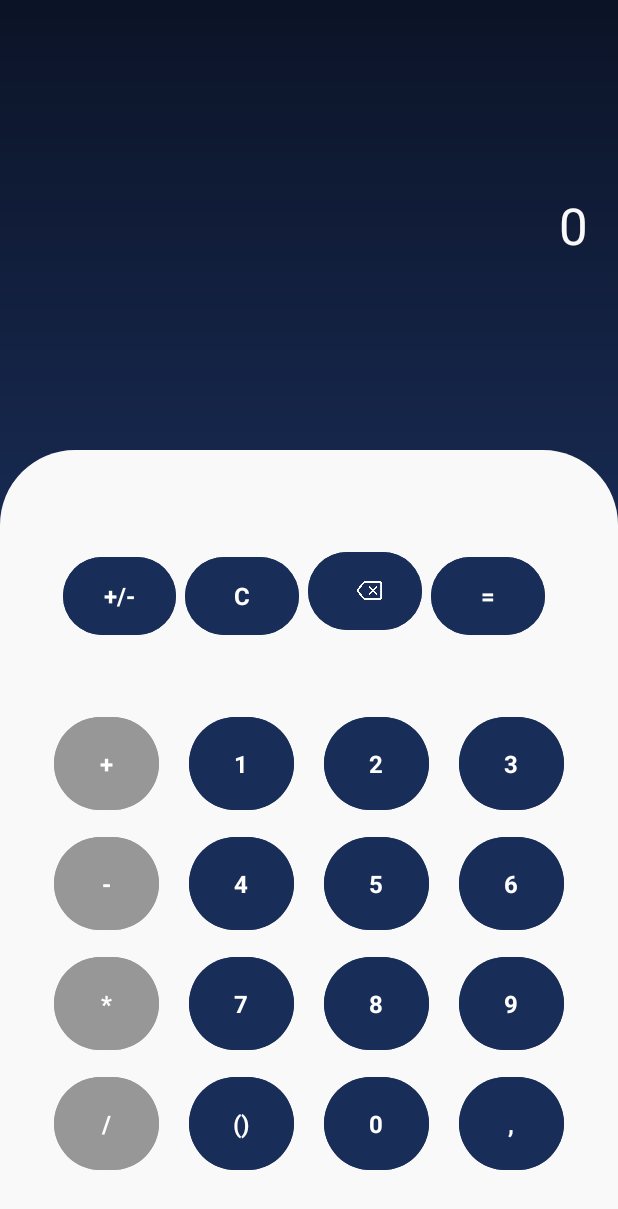
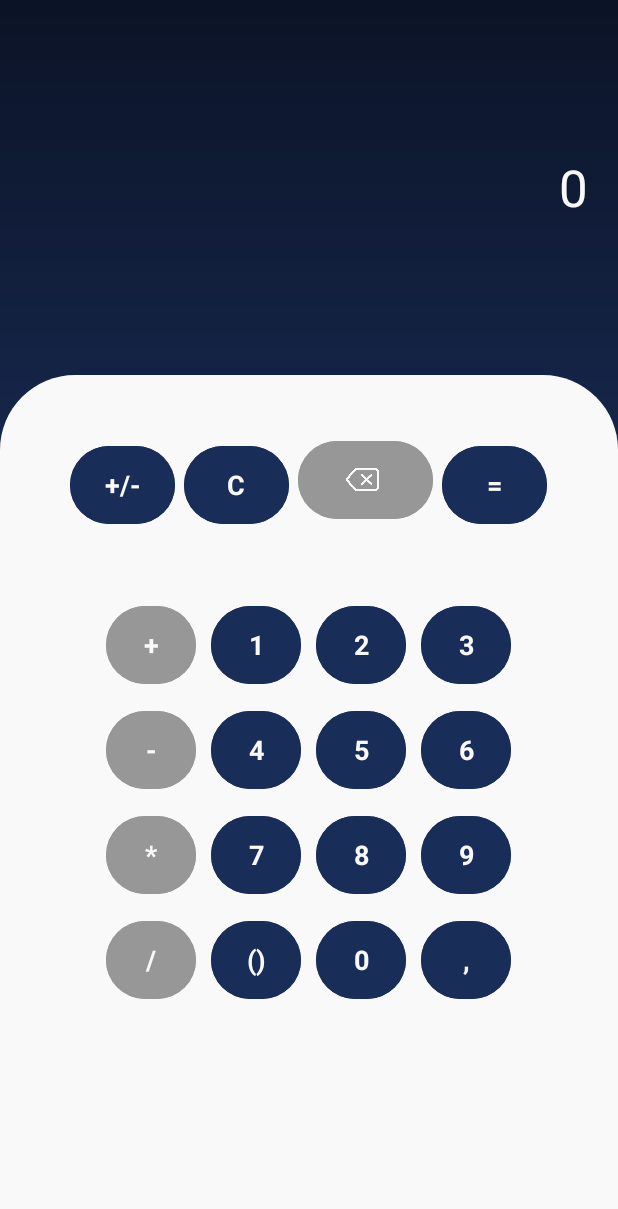
Before and after one commit to jaqp1/Calculator, an Android app: the screen it shows after launch (MainActivity), on a phone screen of 412 x 824 dp. Shown: the top 1209 px of the screen. Run offline under Robolectric (Android 15) with nearby library versions, the phone set to English and light mode, and no system bars; Roboto replaces fonts that are not available here.

Commit message:
Build v2.2

```diff
--- a/app/src/main/java/com/example/first_mobile_app/MainActivity.kt
+++ b/app/src/main/java/com/example/first_mobile_app/MainActivity.kt
@@ -108,6 +108,9 @@ class MainActivity : AppCompatActivity() {
         bbackref.setOnClickListener{
             backSpace()
         }
+        bprzecref.setOnClickListener{
+            dodajWartosc(bprzecref);
+        }
 
 
 
--- a/app/src/main/res/layout/activity_main.xml
+++ b/app/src/main/res/layout/activity_main.xml
@@ -11,7 +11,7 @@
     <TextView
         android:id="@+id/numberField"
         android:layout_width="0dp"
-        android:layout_height="300dp"
+        android:layout_height="250dp"
         android:layout_marginStart="20dp"
         android:layout_marginEnd="20dp"
         android:backgroundTint="#8E9DE2"
@@ -36,26 +36,20 @@
         android:paddingTop="40dp"
         app:layout_constraintBottom_toBottomOf="parent"
         app:layout_constraintEnd_toEndOf="parent"
+        app:layout_constraintHorizontal_bias="0.0"
         app:layout_constraintStart_toStartOf="parent"
-        app:layout_constraintTop_toBottomOf="@+id/numberField">
+        app:layout_constraintTop_toBottomOf="@+id/numberField"
+        app:layout_constraintVertical_bias="0.0">
 
-        <LinearLayout
+        <TableRow
             android:id="@+id/linearLayout"
-            android:layout_width="375dp"
-            android:layout_height="110dp"
-            android:layout_gravity="center"
-            android:layout_marginBottom="24dp"
-            android:padding="24dp"
-            app:flow_horizontalAlign="center"
-            app:flow_verticalAlign="center"
-            app:layout_constraintBottom_toTopOf="@+id/tableRow3"
-            app:layout_constraintEnd_toEndOf="parent"
-            app:layout_constraintStart_toStartOf="parent"
-            app:layout_constraintTop_toBottomOf="@+id/numberField">
+            android:layout_width="wrap_content"
+            android:layout_height="wrap_content"
+            android:layout_gravity="center">
 
             <Button
                 android:id="@+id/buttonPlusMinus"
-                android:layout_width="50dp"
+                android:layout_width="70dp"
                 android:layout_height="60dp"
                 android:layout_marginLeft="6dp"
                 android:layout_marginEnd="6dp"
@@ -63,15 +57,18 @@
                 android:height="48dp"
                 android:backgroundTint="#192D59"
                 android:fontFamily="@font/michroma"
+                android:padding="0dp"
                 android:text="+/-"
+                android:textAlignment="center"
+                android:textColor="#F9F9F9"
                 android:textColorHint="#192D59"
                 android:textColorLink="#FFFFFF"
-                android:textSize="16sp"
+                android:textSize="18sp"
                 android:textStyle="bold" />
 
             <Button
                 android:id="@+id/buttonC"
-                android:layout_width="50dp"
+                android:layout_width="70dp"
                 android:layout_height="60dp"
                 android:layout_marginLeft="6dp"
                 android:layout_marginEnd="6dp"
@@ -79,55 +76,63 @@
                 android:height="48dp"
                 android:backgroundTint="#192D59"
                 android:fontFamily="@font/michroma"
+                android:padding="0dp"
                 android:text="C"
+                android:textColor="#F9F9F9"
                 android:textColorHint="#192D59"
                 android:textColorLink="#FFFFFF"
-                android:textSize="16sp"
+                android:textSize="18sp"
                 android:textStyle="bold" />
 
             <Button
                 android:id="@+id/buttonBack"
-                android:layout_width="50dp"
+                android:layout_width="90dp"
                 android:layout_height="60dp"
                 android:layout_marginLeft="6dp"
                 android:layout_marginEnd="6dp"
                 android:layout_weight="1"
                 android:height="48dp"
-                android:backgroundTint="#192D59"
+                android:backgroundTint="#979797"
                 android:drawableStart="@drawable/backspace"
                 android:paddingLeft="32dp"
                 android:paddingRight="6dp"
                 android:textAlignment="viewStart"
-                android:textColorHint="#192D59"
+                android:textColor="#F9F9F9"
+                android:textColorHint="#F9F9F9"
                 android:textColorLink="#FFFFFF"
-                android:textSize="24sp"
+                android:textSize="26dp"
                 android:textStyle="bold"
                 app:icon="@drawable/backspace"
-                app:iconPadding="0dp" />
+                app:iconPadding="0dp"
+                app:iconSize="22dp"
+                app:iconTint="#F9F9F9" />
 
             <Button
                 android:id="@+id/buttonRow"
-                android:layout_width="50dp"
+                android:layout_width="70dp"
                 android:layout_height="60dp"
                 android:layout_marginLeft="6dp"
-                android:layout_marginEnd="6dp"
+                android:layout_marginEnd="0dp"
                 android:layout_weight="1"
                 android:height="48dp"
                 android:backgroundTint="#192D59"
                 android:fontFamily="@font/michroma"
+                android:padding="0dp"
                 android:text="="
+                android:textAlignment="center"
+                android:textColor="#F9F9F9"
                 android:textColorHint="#192D59"
                 android:textColorLink="#FFFFFF"
-                android:textSize="16dp"
+                android:textSize="18sp"
                 android:textStyle="bold" />
-
-        </LinearLayout>
+        </TableRow>
 
         <TableRow
             android:id="@+id/tableRow3"
             android:layout_width="wrap_content"
             android:layout_height="wrap_content"
             android:layout_gravity="center"
+            android:layout_marginTop="50dp"
             android:layout_marginBottom="10dp"
             android:orientation="vertical"
             android:padding="0dp"
@@ -138,24 +143,26 @@
 
             <Button
                 android:id="@+id/buttonPlus"
-                android:layout_width="70dp"
-                android:layout_height="70dp"
-                android:layout_marginStart="10dp"
+                android:layout_width="60dp"
+                android:layout_height="60dp"
+                android:layout_marginStart="0dp"
                 android:layout_marginTop="0dp"
                 android:layout_marginEnd="10dp"
                 android:layout_marginBottom="0dp"
                 android:backgroundTint="#979797"
                 android:fontFamily="@font/michroma"
+                android:padding="0dp"
                 android:text="+"
+                android:textColor="#F9F9F9"
                 android:textColorLink="#FFFFFF"
-                android:textSize="16sp"
+                android:textSize="18sp"
                 android:textStyle="bold" />
 
             <Button
                 android:id="@+id/button1"
-                android:layout_width="70dp"
-                android:layout_height="70dp"
-                android:layout_marginStart="10dp"
+                android:layout_width="60dp"
+                android:layout_height="60dp"
+                android:layout_marginStart="0dp"
                 android:layout_marginTop="0dp"
                 android:layout_marginEnd="10dp"
                 android:layout_marginBottom="0dp"
@@ -163,43 +170,53 @@
                 android:fontFamily="@font/michroma"
                 android:maxWidth="60dp"
                 android:minWidth="60dp"
+                android:padding="0dp"
                 android:text="1"
+                android:textColor="#F9F9F9"
                 android:textColorLink="#FFFFFF"
-                android:textSize="16sp"
+                android:textSize="18sp"
                 android:textStyle="bold" />
 
             <Button
                 android:id="@+id/button2"
-                android:layout_width="70dp"
-                android:layout_height="70dp"
-                android:layout_marginStart="10dp"
+                android:layout_width="60dp"
+                android:layout_height="60dp"
+                android:layout_gravity="center"
+                android:layout_marginStart="0dp"
                 android:layout_marginTop="0dp"
                 android:layout_marginEnd="10dp"
                 android:layout_marginBottom="0dp"
                 android:backgroundTint="#192D59"
                 android:fontFamily="@font/michroma"
+                android:gravity="center"
+                android:lineSpacingExtra="20sp"
                 android:maxWidth="60dp"
                 android:minWidth="60dp"
+                android:padding="0dp"
                 android:text="2"
+                android:textAlignment="center"
+                android:textColor="#F9F9F9"
                 android:textColorLink="#FFFFFF"
-                android:textSize="16sp"
+                android:textSize="18sp"
                 android:textStyle="bold" />
 
             <Button
                 android:id="@+id/button3"
-                android:layout_width="70dp"
-                android:layout_height="70dp"
-                android:layout_marginStart="10dp"
+                android:layout_width="60dp"
+                android:layout_height="60dp"
+                android:layout_marginStart="0dp"
                 android:layout_marginTop="0dp"
-                android:layout_marginEnd="10dp"
+                android:layout_marginEnd="0dp"
                 android:layout_marginBottom="0dp"
                 android:backgroundTint="#192D59"
                 android:fontFamily="@font/michroma"
                 android:maxWidth="60dp"
                 android:minWidth="60dp"
+                android:padding="0dp"
                 android:text="3"
+                android:textColor="#F9F9F9"
                 android:textColorLink="#FFFFFF"
-                android:textSize="16sp"
+                android:textSize="18sp"
                 android:textStyle="bold" />
         </TableRow>
 
@@ -217,62 +234,70 @@
 
             <Button
                 android:id="@+id/buttonMin"
-                android:layout_width="70dp"
-                android:layout_height="70dp"
-                android:layout_marginStart="10dp"
+                android:layout_width="60dp"
+                android:layout_height="60dp"
+                android:layout_marginStart="0dp"
                 android:layout_marginTop="0dp"
                 android:layout_marginEnd="10dp"
                 android:layout_marginBottom="0dp"
                 android:backgroundTint="#979797"
                 android:fontFamily="@font/michroma"
+                android:padding="0dp"
                 android:text="-"
+                android:textColor="#F9F9F9"
                 android:textColorLink="#FFFFFF"
-                android:textSize="16sp"
+                android:textSize="18sp"
                 android:textStyle="bold" />
 
             <Button
                 android:id="@+id/button4"
-                android:layout_width="70dp"
-                android:layout_height="70dp"
-                android:layout_marginStart="10dp"
+                android:layout_width="60dp"
+                android:layout_height="60dp"
+                android:layout_marginStart="0dp"
                 android:layout_marginTop="0dp"
                 android:layout_marginEnd="10dp"
                 android:layout_marginBottom="0dp"
                 android:backgroundTint="#192D59"
                 android:fontFamily="@font/michroma"
+                android:padding="0dp"
                 android:text="4"
+                android:textColor="#F9F9F9"
                 android:textColorLink="#FFFFFF"
-                android:textSize="16sp"
+                android:textSize="18sp"
                 android:textStyle="bold" />
 
             <Button
                 android:id="@+id/button5"
-                android:layout_width="70dp"
-                android:layout_height="70dp"
-                android:layout_marginStart="10dp"
+                android:layout_width="60dp"
+                android:layout_height="60dp"
+                android:layout_marginStart="0dp"
                 android:layout_marginTop="0dp"
                 android:layout_marginEnd="10dp"
                 android:layout_marginBottom="0dp"
                 android:backgroundTint="#192D59"
                 android:fontFamily="@font/michroma"
+                android:padding="0dp"
                 android:text="5"
+                android:textColor="#F9F9F9"
                 android:textColorLink="#FFFFFF"
-                android:textSize="16sp"
+                android:textSize="18sp"
                 android:textStyle="bold" />
 
             <Button
                 android:id="@+id/button6"
-                android:layout_width="70dp"
-                android:layout_height="70dp"
-                android:layout_marginStart="10dp"
+                android:layout_width="60dp"
+                android:layout_height="60dp"
+                android:layout_marginStart="0dp"
                 android:layout_marginTop="0dp"
-                android:layout_marginEnd="10dp"
+                android:layout_marginEnd="0dp"
                 android:layout_marginBottom="0dp"
                 android:backgroundTint="#192D59"
                 android:fontFamily="@font/michroma"
+                android:padding="0dp"
                 android:text="6"
+                android:textColor="#F9F9F9"
                 android:textColorLink="#FFFFFF"
-                android:textSize="16sp"
+                android:textSize="18sp"
                 android:textStyle="bold" />
         </TableRow>
 
@@ -290,62 +315,70 @@
 
             <Button
                 android:id="@+id/buttonRazy"
-                android:layout_width="70dp"
-                android:layout_height="70dp"
-                android:layout_marginStart="10dp"
+                android:layout_width="60dp"
+                android:layout_height="60dp"
+                android:layout_marginStart="0dp"
                 android:layout_marginTop="0dp"
                 android:layout_marginEnd="10dp"
                 android:layout_marginBottom="0dp"
                 android:backgroundTint="#979797"
                 android:fontFamily="@font/michroma"
+                android:padding="0dp"
                 android:text="*"
+                android:textColor="#F9F9F9"
                 android:textColorLink="#FFFFFF"
-                android:textSize="16sp"
+                android:textSize="18sp"
                 android:textStyle="bold" />
 
             <Button
                 android:id="@+id/button7"
-                android:layout_width="70dp"
-                android:layout_height="70dp"
-                android:layout_marginStart="10dp"
+                android:layout_width="60dp"
+                android:layout_height="60dp"
+                android:layout_marginStart="0dp"
                 android:layout_marginTop="0dp"
                 android:layout_marginEnd="10dp"
                 android:layout_marginBottom="0dp"
                 android:backgroundTint="#192D59"
                 android:fontFamily="@font/michroma"
+                android:padding="0dp"
                 android:text="7"
+                android:textColor="#F9F9F9"
                 android:textColorLink="#FFFFFF"
-                android:textSize="16sp"
+                android:textSize="18sp"
                 android:textStyle="bold" />
 
             <Button
                 android:id="@+id/button8"
-                android:layout_width="70dp"
-                android:layout_height="70dp"
-                android:layout_marginStart="10dp"
+                android:layout_width="60dp"
+                android:layout_height="60dp"
+                android:layout_marginStart="0dp"
                 android:layout_marginTop="0dp"
                 android:layout_marginEnd="10dp"
                 android:layout_marginBottom="0dp"
                 android:backgroundTint="#192D59"
                 android:fontFamily="@font/michroma"
+                android:padding="0dp"
                 android:text="8"
+                android:textColor="#F9F9F9"
                 android:textColorLink="#FFFFFF"
-                android:textSize="16sp"
+                android:textSize="18sp"
                 android:textStyle="bold" />
 
             <Button
                 android:id="@+id/button9"
-                android:layout_width="70dp"
-                android:layout_height="70dp"
-                android:layout_marginStart="10dp"
+                android:layout_width="60dp"
+                android:layout_height="60dp"
+                android:layout_marginStart="0dp"
                 android:layout_marginTop="0dp"
-                android:layout_marginEnd="10dp"
+                android:layout_marginEnd="0dp"
                 android:layout_marginBottom="0dp"
                 android:backgroundTint="#192D59"
                 android:fontFamily="@font/michroma"
+                android:padding="0dp"
                 android:text="9"
+                android:textColor="#F9F9F9"
                 android:textColorLink="#FFFFFF"
-                android:textSize="16sp"
+                android:textSize="18sp"
                 android:textStyle="bold" />
         </TableRow>
 
@@ -363,62 +396,70 @@
 
             <Button
                 android:id="@+id/buttonUkos"
-                android:layout_width="70dp"
-                android:layout_height="70dp"
-                android:layout_marginStart="10dp"
+                android:layout_width="60dp"
+                android:layout_height="60dp"
+                android:layout_marginStart="0dp"
                 android:layout_marginTop="0dp"
                 android:layout_marginEnd="10dp"
                 android:layout_marginBottom="0dp"
                 android:backgroundTint="#979797"
                 android:fontFamily="@font/michroma"
+                android:padding="0dp"
                 android:text="/"
+                android:textColor="#F9F9F9"
                 android:textColorLink="#FFFFFF"
-                android:textSize="16sp"
+                android:textSize="18sp"
                 android:textStyle="bold" />
 
             <Button
                 android:id="@+id/buttonNawias"
-                android:layout_width="70dp"
-                android:layout_height="70dp"
-                android:layout_marginStart="10dp"
+                android:layout_width="60dp"
+                android:layout_height="60dp"
+                android:layout_marginStart="0dp"
                 android:layout_marginTop="0dp"
                 android:layout_marginEnd="10dp"
                 android:layout_marginBottom="0dp"
                 android:backgroundTint="#192D59"
                 android:fontFamily="@font/michroma"
+                android:padding="0dp"
                 android:text="()"
+                android:textColor="#F9F9F9"
                 android:textColorLink="#FFFFFF"
-                android:textSize="16sp"
+                android:textSize="18sp"
                 android:textStyle="bold" />
 
             <Button
                 android:id="@+id/button0"
-                android:layout_width="70dp"
-                android:layout_height="70dp"
-                android:layout_marginStart="10dp"
+                android:layout_width="60dp"
+                android:layout_height="60dp"
+                android:layout_marginStart="0dp"
                 android:layout_marginTop="0dp"
                 android:layout_marginEnd="10dp"
                 android:layout_marginBottom="0dp"
                 android:backgroundTint="#192D59"
                 android:fontFamily="@font/michroma"
+                android:padding="0dp"
                 android:text="0"
+                android:textColor="#F9F9F9"
                 android:textColorLink="#FFFFFF"
-                android:textSize="16sp"
+                android:textSize="18sp"
                 android:textStyle="bold" />
 
             <Button
                 android:id="@+id/buttonPrzec"
-                android:layout_width="70dp"
-                android:layout_height="70dp"
-                android:layout_marginStart="10dp"
+                android:layout_width="60dp"
+                android:layout_height="60dp"
+                android:layout_marginStart="0dp"
                 android:layout_marginTop="0dp"
-                android:layout_marginEnd="10dp"
+                android:layout_marginEnd="0dp"
                 android:layout_marginBottom="0dp"
                 android:backgroundTint="#192D59"
                 android:fontFamily="@font/michroma"
+                android:padding="0dp"
                 android:text=","
+                android:textColor="#F9F9F9"
                 android:textColorLink="#FFFFFF"
-                android:textSize="16sp"
+                android:textSize="18sp"
                 android:textStyle="bold" />
 
         </TableRow>
```
Also changed, not shown: app/src/main/res/drawable/backspace.png.
